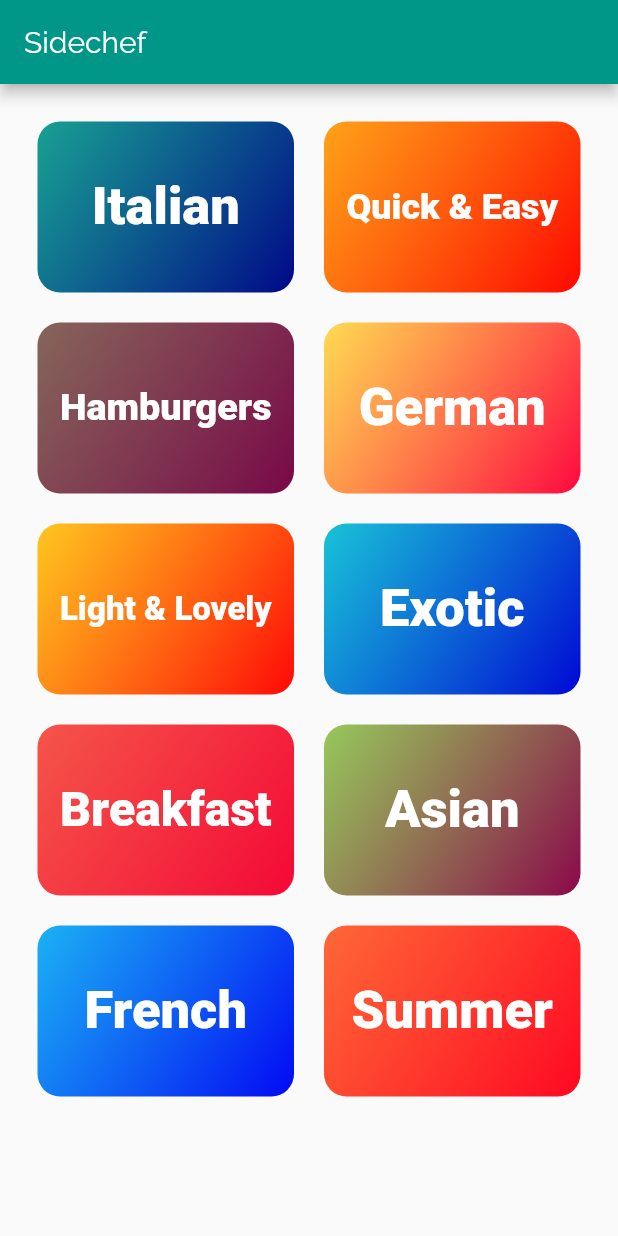
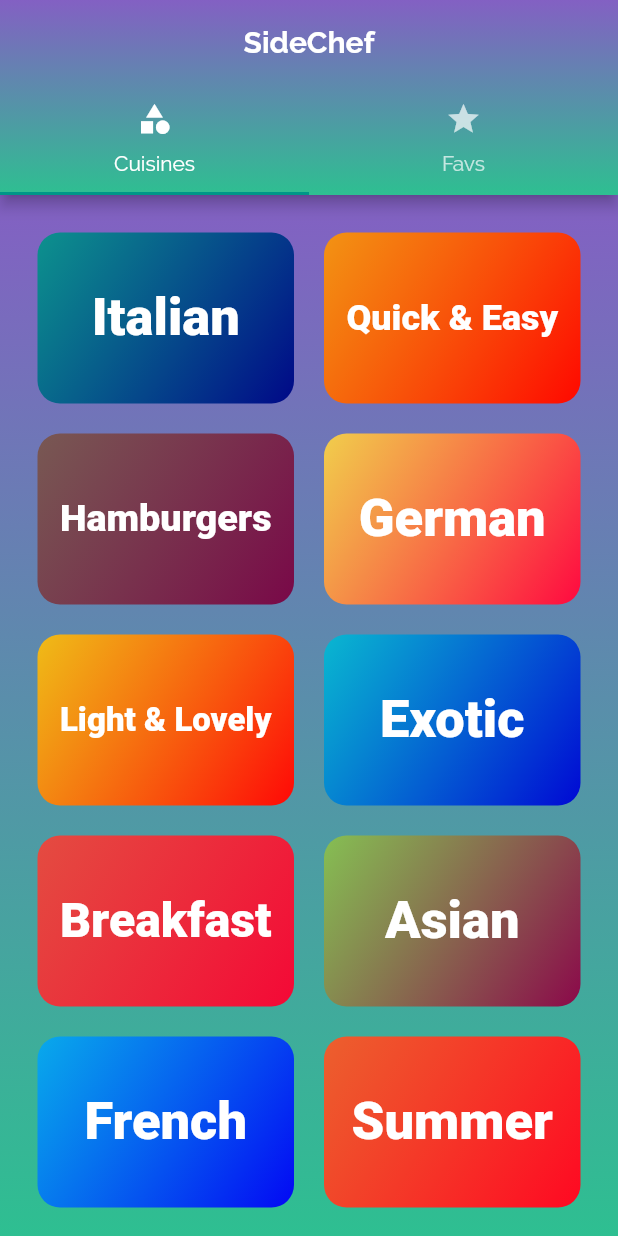
Before and after one commit to Sharan-121/Sidechef, a Flutter app: the screen it shows after launch, on a phone screen of 412 x 824 dp. Run offline on Flutter 3.47's test engine with Material 2 defaults, Android fonts, the phone set to English and light mode, and no system bars; our stand-ins replace google_fonts, hexcolor; Roboto replaces fonts that are missing (Tangerine).

Commit message:
Started tabs and fav screen

```diff
--- a/lib/main.dart
+++ b/lib/main.dart
@@ -1,6 +1,7 @@
 import 'package:flutter/material.dart';
 import 'package:restaurant_cuisine_app/screen/cuisine_recipe.dart';
 import 'package:restaurant_cuisine_app/screen/cuisines_screen.dart';
+import 'package:restaurant_cuisine_app/screen/tabs_screen.dart';
 import '../screen/recipe_screen.dart';
 
 void main() {
@@ -18,8 +19,6 @@
         colorScheme: ColorScheme.fromSwatch(
           primarySwatch: Colors.teal,
         ),
-
-
         fontFamily: 'Raleway',
         textTheme: const TextTheme(
           bodyText1:
@@ -32,13 +31,11 @@
           //     fontWeight: FontWeight.bold),
         ),
       ),
-      home: const CuisineScreen(),
+      home: const TabScreen(),
       routes: {
         '/CuisineRecipe': (ctx) => CuisineRecipe(),
         '/RecipeDetail': (ctx) => RecipeDetail(),
       },
-
-
     );
   }
 }
--- a/lib/screen/cuisines_screen.dart
+++ b/lib/screen/cuisines_screen.dart
@@ -8,20 +8,17 @@ class CuisineScreen extends StatelessWidget {
 
   @override
   Widget build(BuildContext context) {
-    return Scaffold(
-      appBar: AppBar(
-        title: const Text(
-          "Sidechef",
-        ),
-        backgroundColor: Colors.teal,
-        foregroundColor: Colors.white,
-      ),
-      body: GridView(
+    return GridView(
+
       padding: const EdgeInsets.all(25),
       children: <Widget>[
         ...cuisineData
             .map(
-                (data) => CuisineItem(title: data.title, color: data.color,id: data.id,),
+              (data) => CuisineItem(
+                title: data.title,
+                color: data.color,
+                id: data.id,
+              ),
             )
             .toList(),
       ],
@@ -31,7 +28,6 @@ class CuisineScreen extends StatelessWidget {
         crossAxisSpacing: 20,
         mainAxisSpacing: 20,
       ),
-      ),
     );
   }
 }
--- /dev/null
+++ b/lib/screen/favorites_screen.dart
@@ -0,0 +1,12 @@
+import 'package:flutter/material.dart';
+
+class FavoritesScreen extends StatelessWidget {
+  const FavoritesScreen({ Key? key }) : super(key: key);
+
+  @override
+  Widget build(BuildContext context) {
+    return Container(
+      child: Center(child: Text("Hello")),
+    );
+  }
+}
--- a/lib/screen/recipe_screen.dart
+++ b/lib/screen/recipe_screen.dart
@@ -28,7 +28,8 @@ class RecipeDetail extends StatelessWidget {
 
     return Scaffold(
         appBar: AppBar(title: Text(selectedMeal.title)),
-        body: Column(children: <Widget>[
+        body: SingleChildScrollView(
+          child: Column(children: <Widget>[
             Container(
               height: 250,
               width: double.infinity,
@@ -49,7 +50,7 @@ class RecipeDetail extends StatelessWidget {
                 itemBuilder: (ctx, index) => Card(
                   color: Colors.teal,
                   child: Padding(
-                    padding: EdgeInsets.all(8),
+                      padding: const EdgeInsets.all(8),
                       child:
                           Center(child: Text(selectedMeal.ingredients[index]))),
                 ),
@@ -81,6 +82,7 @@ class RecipeDetail extends StatelessWidget {
                 itemCount: selectedMeal.steps.length,
               ),
             ),
-        ]));
+          ]),
+        ));
   }
 }
--- /dev/null
+++ b/lib/screen/tabs_screen.dart
@@ -0,0 +1,54 @@
+import 'package:flutter/material.dart';
+import 'package:restaurant_cuisine_app/screen/cuisines_screen.dart';
+import 'package:restaurant_cuisine_app/screen/favorites_screen.dart';
+
+import 'package:hexcolor/hexcolor.dart';
+
+class TabScreen extends StatefulWidget {
+  const TabScreen({Key? key}) : super(key: key);
+
+  @override
+  _TabScreenState createState() => _TabScreenState();
+}
+
+class _TabScreenState extends State<TabScreen> {
+  @override
+  Widget build(BuildContext context) {
+    return DefaultTabController(
+      length: 2,
+      child: Scaffold(
+          appBar: AppBar(
+            flexibleSpace: Container(
+              decoration: BoxDecoration(
+                gradient: LinearGradient(
+                  colors: [HexColor("8360c3"), HexColor("2ebf91")],
+                  begin: Alignment.topCenter,
+                  end: Alignment.bottomCenter,
+                ),
+              ),
+            ),
+            centerTitle: true,
+            title: const Text(
+              "SideChef",
+              style: TextStyle(fontWeight: FontWeight.w700, fontSize: 20),
+            ),
+            bottom: const TabBar(tabs: <Widget>[
+              Tab(icon: Icon(Icons.category), text: "Cuisines"),
+              Tab(icon: Icon(Icons.star), text: "Favs"),
+            ]),
+          ),
+          body: Container(
+            decoration: BoxDecoration(
+                gradient: LinearGradient(
+              colors: [HexColor("8360c3"), HexColor("2ebf91")],
+              begin: Alignment.topCenter,
+              end: Alignment.bottomCenter,
+            )),
+            child: TabBarView(children: <Widget>[
+              CuisineScreen(),
+              FavoritesScreen(),
+            ]),
+          )),
+    );
+  }
+}
```
Lines whose indentation alone changed are shown as unchanged.
